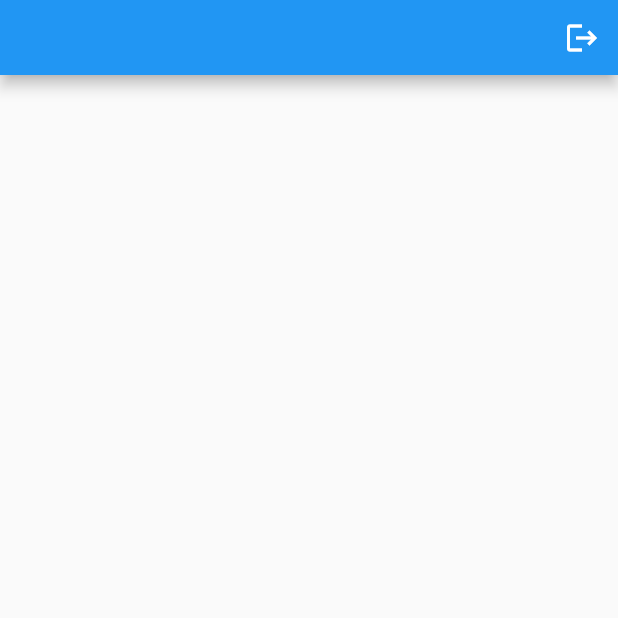
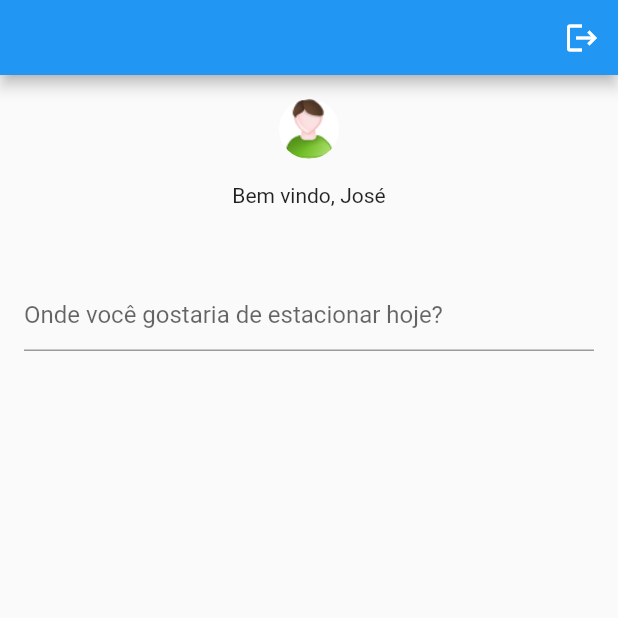
Before and after one commit to all-minds/estacionapp, a Flutter app: the screen it shows after launch, on a phone screen of 412 x 824 dp, the top half of it. Run offline on Flutter 3.47's test engine with Material 2 defaults, Android fonts, the phone set to English and light mode, and no system bars; our stand-ins replace cloud_firestore, firebase_auth, firebase_core, firebase_messaging, flutter_local_notifications, google_sign_in; accounts and stored records are empty.

Commit message:
Adds changes related to the Home page

```diff
--- a/lib/models/parking.dart
+++ b/lib/models/parking.dart
@@ -1,4 +1,5 @@
 import 'package:estacionapp/models/parking_address.dart';
+import 'package:cloud_firestore/cloud_firestore.dart';
 
 class Parking {
   final String id;
@@ -6,9 +7,27 @@ class Parking {
   final ParkingAddress address;
   final String endTime;
 
+  DocumentReference? reference;
+
   Parking(
-      {required this.address,
-      required this.id,
+      {required this.id,
       this.description,
+      required this.address,
       required this.endTime});
+
+  Parking.fromMap(Map<String, dynamic> map, {this.reference})
+      : id = map['id'],
+        description = map['description'],
+        address = ParkingAddress.fromMap(map['address']),
+        endTime = map['end_time'];
+
+  Parking.fromSnapshot(QueryDocumentSnapshot snapshot)
+      : this.fromMap(snapshot.data() as Map<String, dynamic>, reference: snapshot.reference);
+
+  Map<String, dynamic> toJson() => {
+    'id' : id,
+    'description' : description,
+    'parking_address' : address,
+    'end_time' : endTime
+  };
 }
--- a/lib/models/parking_address.dart
+++ b/lib/models/parking_address.dart
@@ -17,4 +17,25 @@ class ParkingAddress {
       required this.city,
       required this.stateCode,
       this.complement});
+
+  ParkingAddress.fromMap(Map<String, dynamic> map)
+      : streetName = map['street_name'],
+        neighborhood = map['neighborhood'],
+        zipCode = map['zip_code'],
+        country = map['country'],
+        number = map['number'],
+        city = map['city'],
+        stateCode = map['state_code'],
+        complement = map['complement'];
+
+  Map<String, dynamic> toJson() => {
+    'street_name' : streetName,
+    'neighborhood' : neighborhood,
+    'zip_code' : zipCode,
+    'country' : country,
+    'number' : number,
+    'city' : city,
+    'state_code' : stateCode,
+    'complement' : complement
+  };
 }
--- /dev/null
+++ b/lib/repositories/parking_repository.dart
@@ -0,0 +1,9 @@
+import 'package:cloud_firestore/cloud_firestore.dart';
+
+class ParkingRepository {
+  static Stream<QuerySnapshot<Map<String, dynamic>>> listParkings() {
+    return FirebaseFirestore.instance
+        .collection("parkings")
+        .snapshots();
+  }
+}
--- a/lib/screens/home.dart
+++ b/lib/screens/home.dart
@@ -1,21 +1,137 @@
+import 'package:cloud_firestore/cloud_firestore.dart';
 import 'package:estacionapp/components/default_app_bar.dart';
+import 'package:estacionapp/models/parking.dart';
 import 'package:estacionapp/services/firebase_auth.dart';
 import 'package:flutter/material.dart';
+import 'package:estacionapp/constants/spacing.dart';
+import 'package:firebase_auth/firebase_auth.dart';
 
 class Home extends StatefulWidget {
-  const Home({super.key});
+  const Home({Key? key}) : super(key: key);
 
   @override
-  State<Home> createState() => _HomeState();
+  State<Home> createState() => _Home();
 }
 
-class _HomeState extends State<Home> {
+class _Home extends State<Home> {
+  User? loggedUser;
+
   @override
   Widget build(BuildContext context) {
+
     final authRepository = FirebaseAuthService(context: context);
 
+    loggedUser = authRepository.getUser();
+
+    final userInfoContainer = Container(
+      padding: const EdgeInsets.all(Spacing.base),
+      //color: Colors.amber,
+      child: Column(
+        children: [
+          const CircleAvatar(
+            radius: 20.0,
+            backgroundColor: Colors.white,
+            backgroundImage: AssetImage('assets/user_male.png')
+          ),
+          Padding(
+            padding: const EdgeInsets.all(Spacing.base),
+            child: Text("Bem vindo, José")
+          )
+        ],
+      )
+    );
+
+    final parkingListFilter = Padding(
+      padding: const EdgeInsets.all(Spacing.base),
+      child: Form(
+        child: Row(
+          children: [
+            Expanded(
+              child: TextFormField(
+                decoration: const InputDecoration(
+                  hintText: "Onde você gostaria de estacionar hoje?"
+                )
+              ),
+            )
+          ]
+        ),
+      )
+    );
+
+    Widget parkingListTile(BuildContext context, QueryDocumentSnapshot snapshot) {
+      Parking parking = Parking.fromSnapshot(snapshot);
+      return ListTile(
+        contentPadding: const EdgeInsets.symmetric(horizontal: Spacing.base),
+        title: Text(
+          parking.description == null ? "" : parking.description!,
+          style: const TextStyle(color: Colors.white, fontWeight: FontWeight.bold),
+        ),
+        subtitle: Row(
+          children: <Widget>[
+            Text("Endereço: ${parking.address.streetName}, ${parking.address.city}",
+            style: const TextStyle(color: Colors.white))
+          ],
+        ),
+        trailing: SizedBox(
+          width: 30.0,
+          height: 30.0,
+          child: ElevatedButton(
+            child: const Padding(
+              padding: EdgeInsets.zero,
+              child: Icon(Icons.keyboard_arrow_right, color: Colors.white)
+            ),
+            onPressed: () {}, // parte do Luiz. Mas eu preciso alterar alguma coisa de estado? Se pá sim...
+          )
+        )
+      );
+    }
+
+    Widget parkingCard(BuildContext context, QueryDocumentSnapshot snapshot) {
+      return Card(
+        elevation: 8.0,
+        margin: const EdgeInsets.symmetric(horizontal: 10.0, vertical: 6.0),
+        child: Container(
+          decoration: const BoxDecoration(color: Color.fromRGBO(0, 119, 182, .9)),
+          child: parkingListTile(context, snapshot)
+        ),
+      );
+    }
+
+    Widget buildParkingListItems(BuildContext context, List<QueryDocumentSnapshot> snapshot) {
+      return ListView(
+        scrollDirection: Axis.vertical,
+        shrinkWrap: true,
+        children: snapshot.map((parking) => parkingCard(context, parking)).toList()
+      );
+    }
+
+    Widget buildParkingList(BuildContext context) {
+      return StreamBuilder<QuerySnapshot>(
+        stream: FirebaseFirestore.instance.collection("parkings").snapshots(),
+        builder: (context, snapshot) {
+          if (!snapshot.hasData) return const LinearProgressIndicator();
+
+          if (snapshot.data == null) {
+            return const Text("Não foram encontratos estacionamentos");
+          } else {
+            return buildParkingListItems(context, snapshot.data!.docs);
+          }
+        },
+      );
+    }
+
     return Scaffold(
-        appBar: DefaultAppBar(onLogoutPressed: authRepository.signOut),
-        body: Column());
+      appBar: DefaultAppBar(onLogoutPressed: authRepository.signOut),
+      body: Column(
+          children:
+            <Widget>[
+              userInfoContainer,
+              parkingListFilter,
+              Expanded(
+                child: buildParkingList(context)
+              )
+            ]
+      ),
+    );
   }
 }
--- a/lib/services/firebase_auth.dart
+++ b/lib/services/firebase_auth.dart
@@ -55,6 +55,7 @@ class FirebaseAuthService {
         await Navigator.pushNamedAndRemoveUntil(context, Routes.home, (_) => false);
       });
     } on FirebaseAuthException catch (error) {
+      print(error);
       final message = authenticationErrorMapper[error.code] ??
           'Não foi possível logar agora!';
 
@@ -63,6 +64,7 @@ class FirebaseAuthService {
 
       rethrow;
     } catch (error) {
+      print(error);
       ScaffoldMessenger.of(context).showSnackBar(
           FirebaseAuthService.customSnackBar(
               message: 'Um erro desconhecido ocorreu, tente novamente!'));
```
Also changed, not shown: assets/user_male.png (added).
